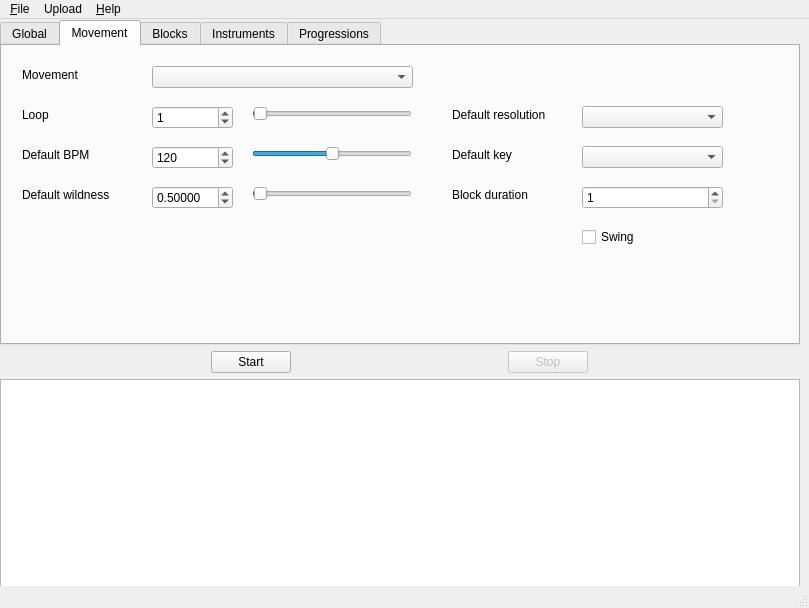
The window that improviser/qtGUI/improviser.ui (bspaans/improviser) describes before a commit, drawn with Qt 5.
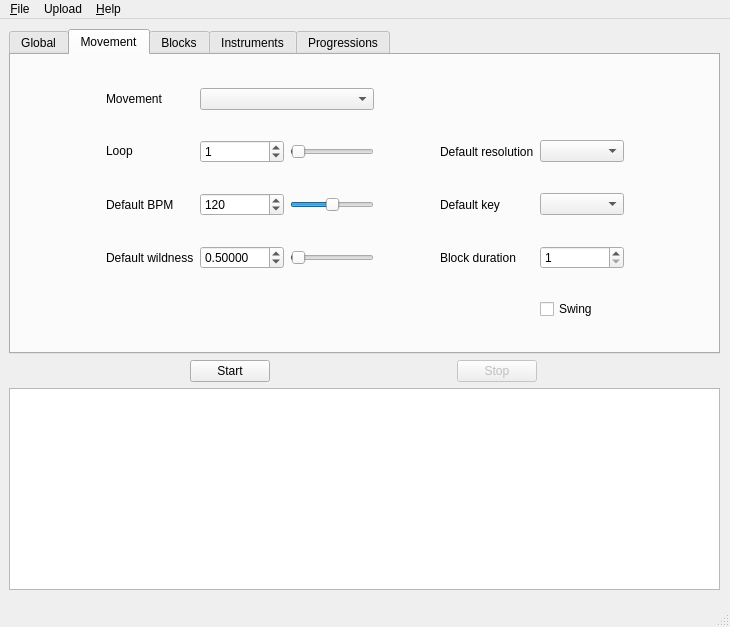
The same window after the commit. The open tabs and pages were chosen to show the change.

Commit message: Added spacers to main window and preferences.

What changed in the file:
```diff
--- a/improviser/qtGUI/improviser.ui
+++ b/improviser/qtGUI/improviser.ui
@@ -5,8 +5,8 @@
    <rect>
     <x>0</x>
     <y>0</y>
-    <width>809</width>
-    <height>608</height>
+    <width>730</width>
+    <height>627</height>
    </rect>
   </property>
   <property name="sizePolicy" >
@@ -40,15 +40,8 @@
    <set>QMainWindow::AllowTabbedDocks|QMainWindow::AnimatedDocks</set>
   </property>
   <widget class="QWidget" name="centralwidget" >
-   <widget class="QWidget" name="verticalLayoutWidget" >
-    <property name="geometry" >
-     <rect>
-      <x>0</x>
-      <y>0</y>
-      <width>801</width>
-      <height>590</height>
-     </rect>
-    </property>
+   <layout class="QVBoxLayout" name="verticalLayout_2" >
+    <item>
     <layout class="QVBoxLayout" name="verticalLayout" >
      <property name="spacing" >
       <number>6</number>
@@ -75,7 +68,7 @@
        </property>
        <property name="minimumSize" >
         <size>
-         <width>0</width>
+          <width>550</width>
          <height>325</height>
         </size>
        </property>
@@ -170,28 +163,9 @@
         <attribute name="title" >
          <string>Movement</string>
         </attribute>
-        <widget class="QComboBox" name="movement" >
-         <property name="geometry" >
-          <rect>
-           <x>150</x>
-           <y>20</y>
-           <width>261</width>
-           <height>22</height>
-          </rect>
-         </property>
-         <property name="statusTip" >
-          <string>The movement dictates the order of the blocks, progressions and instruments</string>
-         </property>
-        </widget>
+         <layout class="QGridLayout" name="gridLayout" >
+          <item row="0" column="1" >
         <widget class="QLabel" name="label_8" >
-         <property name="geometry" >
-          <rect>
-           <x>20</x>
-           <y>20</y>
-           <width>81</width>
-           <height>17</height>
-          </rect>
-         </property>
          <property name="statusTip" >
           <string>The movement dictates the order of the blocks, progressions and instruments</string>
          </property>
@@ -199,14 +173,27 @@
           <string>Movement</string>
          </property>
         </widget>
+          </item>
+          <item row="0" column="2" colspan="2" >
+           <widget class="QComboBox" name="movement" >
+            <property name="sizePolicy" >
+             <sizepolicy vsizetype="Fixed" hsizetype="Preferred" >
+              <horstretch>0</horstretch>
+              <verstretch>0</verstretch>
+             </sizepolicy>
+            </property>
+            <property name="statusTip" >
+             <string>The movement dictates the order of the blocks, progressions and instruments</string>
+            </property>
+           </widget>
+          </item>
+          <item row="1" column="1" >
         <widget class="QLabel" name="label_5" >
-         <property name="geometry" >
-          <rect>
-           <x>20</x>
-           <y>60</y>
-           <width>56</width>
-           <height>17</height>
-          </rect>
+            <property name="sizePolicy" >
+             <sizepolicy vsizetype="Fixed" hsizetype="Fixed" >
+              <horstretch>0</horstretch>
+              <verstretch>0</verstretch>
+             </sizepolicy>
          </property>
          <property name="statusTip" >
           <string>How many times the movement should be looped</string>
@@ -215,14 +202,20 @@
           <string>Loop</string>
          </property>
         </widget>
+          </item>
+          <item row="1" column="2" >
         <widget class="QSpinBox" name="loop" >
-         <property name="geometry" >
-          <rect>
-           <x>150</x>
-           <y>60</y>
-           <width>81</width>
-           <height>23</height>
-          </rect>
+            <property name="sizePolicy" >
+             <sizepolicy vsizetype="Fixed" hsizetype="Fixed" >
+              <horstretch>0</horstretch>
+              <verstretch>0</verstretch>
+             </sizepolicy>
+            </property>
+            <property name="minimumSize" >
+             <size>
+              <width>84</width>
+              <height>0</height>
+             </size>
          </property>
          <property name="statusTip" >
           <string>How many times the movement should be looped</string>
@@ -234,101 +227,81 @@
           <number>1</number>
          </property>
         </widget>
+          </item>
+          <item row="1" column="3" >
+           <widget class="QSlider" name="loopslide" >
+            <property name="sizePolicy" >
+             <sizepolicy vsizetype="Fixed" hsizetype="Fixed" >
+              <horstretch>0</horstretch>
+              <verstretch>0</verstretch>
+             </sizepolicy>
+            </property>
+            <property name="pageStep" >
+             <number>10</number>
+            </property>
+            <property name="value" >
+             <number>1</number>
+            </property>
+            <property name="orientation" >
+             <enum>Qt::Horizontal</enum>
+            </property>
+           </widget>
+          </item>
+          <item row="1" column="5" >
+           <widget class="QLabel" name="label_3" >
+            <property name="sizePolicy" >
+             <sizepolicy vsizetype="Preferred" hsizetype="Fixed" >
+              <horstretch>0</horstretch>
+              <verstretch>0</verstretch>
+             </sizepolicy>
+            </property>
+            <property name="text" >
+             <string>Default resolution</string>
+            </property>
+           </widget>
+          </item>
+          <item row="1" column="6" >
+           <widget class="QComboBox" name="resolution" >
+            <property name="sizePolicy" >
+             <sizepolicy vsizetype="Fixed" hsizetype="Fixed" >
+              <horstretch>0</horstretch>
+              <verstretch>0</verstretch>
+             </sizepolicy>
+            </property>
+            <property name="minimumSize" >
+             <size>
+              <width>84</width>
+              <height>0</height>
+             </size>
+            </property>
+           </widget>
+          </item>
+          <item row="2" column="1" >
         <widget class="QLabel" name="label" >
-         <property name="geometry" >
-          <rect>
-           <x>20</x>
-           <y>100</y>
-           <width>111</width>
-           <height>17</height>
-          </rect>
+            <property name="sizePolicy" >
+             <sizepolicy vsizetype="Preferred" hsizetype="Fixed" >
+              <horstretch>0</horstretch>
+              <verstretch>0</verstretch>
+             </sizepolicy>
          </property>
          <property name="text" >
           <string>Default BPM</string>
          </property>
         </widget>
-        <widget class="QComboBox" name="resolution" >
-         <property name="geometry" >
-          <rect>
-           <x>580</x>
-           <y>60</y>
-           <width>141</width>
-           <height>22</height>
-          </rect>
-         </property>
-        </widget>
-        <widget class="QSpinBox" name="duration" >
-         <property name="geometry" >
-          <rect>
-           <x>580</x>
-           <y>140</y>
-           <width>141</width>
-           <height>23</height>
-          </rect>
-         </property>
-         <property name="statusTip" >
-          <string>How many times a block should be played</string>
-         </property>
-         <property name="minimum" >
-          <number>1</number>
-         </property>
-         <property name="maximum" >
-          <number>1000</number>
-         </property>
-         <property name="value" >
-          <number>1</number>
-         </property>
-        </widget>
-        <widget class="QLabel" name="label_7" >
-         <property name="geometry" >
-          <rect>
-           <x>450</x>
-           <y>140</y>
-           <width>101</width>
-           <height>17</height>
-          </rect>
-         </property>
-         <property name="text" >
-          <string>Block duration</string>
-         </property>
-        </widget>
-        <widget class="QLabel" name="label_2" >
-         <property name="geometry" >
-          <rect>
-           <x>20</x>
-           <y>140</y>
-           <width>111</width>
-           <height>17</height>
-          </rect>
-         </property>
-         <property name="text" >
-          <string>Default wildness</string>
-         </property>
-        </widget>
-        <widget class="QCheckBox" name="swing" >
-         <property name="geometry" >
-          <rect>
-           <x>580</x>
-           <y>180</y>
-           <width>83</width>
-           <height>22</height>
-          </rect>
-         </property>
-         <property name="statusTip" >
-          <string>Swing the notes</string>
-         </property>
-         <property name="text" >
-          <string>Swing</string>
-         </property>
-        </widget>
+          </item>
+          <item row="2" column="2" >
         <widget class="QSpinBox" name="bpm" >
-         <property name="geometry" >
-          <rect>
-           <x>150</x>
-           <y>100</y>
-           <width>81</width>
-           <height>23</height>
-          </rect>
+            <property name="sizePolicy" >
+             <sizepolicy vsizetype="Fixed" hsizetype="Fixed" >
+              <horstretch>0</horstretch>
+              <verstretch>0</verstretch>
+             </sizepolicy>
+            </property>
+            <property name="minimumSize" >
+             <size>
+              <width>84</width>
+              <height>0</height>
+             </size>
          </property>
          <property name="minimum" >
           <number>1</number>
@@ -340,14 +313,81 @@
           <number>120</number>
          </property>
         </widget>
+          </item>
+          <item row="2" column="3" >
+           <widget class="QSlider" name="bpmslide" >
+            <property name="sizePolicy" >
+             <sizepolicy vsizetype="Fixed" hsizetype="Fixed" >
+              <horstretch>0</horstretch>
+              <verstretch>0</verstretch>
+             </sizepolicy>
+            </property>
+            <property name="pageStep" >
+             <number>10</number>
+            </property>
+            <property name="value" >
+             <number>50</number>
+            </property>
+            <property name="orientation" >
+             <enum>Qt::Horizontal</enum>
+            </property>
+           </widget>
+          </item>
+          <item row="2" column="5" >
+           <widget class="QLabel" name="label_6" >
+            <property name="sizePolicy" >
+             <sizepolicy vsizetype="Preferred" hsizetype="Fixed" >
+              <horstretch>0</horstretch>
+              <verstretch>0</verstretch>
+             </sizepolicy>
+            </property>
+            <property name="text" >
+             <string>Default key</string>
+            </property>
+           </widget>
+          </item>
+          <item row="2" column="6" >
+           <widget class="QComboBox" name="key" >
+            <property name="sizePolicy" >
+             <sizepolicy vsizetype="Fixed" hsizetype="Fixed" >
+              <horstretch>0</horstretch>
+              <verstretch>0</verstretch>
+             </sizepolicy>
+            </property>
+            <property name="minimumSize" >
+             <size>
+              <width>84</width>
+              <height>0</height>
+             </size>
+            </property>
+           </widget>
+          </item>
+          <item row="3" column="1" >
+           <widget class="QLabel" name="label_2" >
+            <property name="sizePolicy" >
+             <sizepolicy vsizetype="Preferred" hsizetype="Fixed" >
+              <horstretch>0</horstretch>
+              <verstretch>0</verstretch>
+             </sizepolicy>
+            </property>
+            <property name="text" >
+             <string>Default wildness</string>
+            </property>
+           </widget>
+          </item>
+          <item row="3" column="2" >
         <widget class="QDoubleSpinBox" name="wildness" >
-         <property name="geometry" >
-          <rect>
-           <x>150</x>
-           <y>140</y>
-           <width>81</width>
-           <height>23</height>
-          </rect>
+            <property name="sizePolicy" >
+             <sizepolicy vsizetype="Fixed" hsizetype="Fixed" >
+              <horstretch>0</horstretch>
+              <verstretch>0</verstretch>
+             </sizepolicy>
+            </property>
+            <property name="minimumSize" >
+             <size>
+              <width>84</width>
+              <height>0</height>
+             </size>
          </property>
          <property name="decimals" >
           <number>5</number>
@@ -362,69 +402,14 @@
           <double>0.500000000000000</double>
          </property>
         </widget>
-        <widget class="QComboBox" name="key" >
-         <property name="geometry" >
-          <rect>
-           <x>580</x>
-           <y>100</y>
-           <width>141</width>
-           <height>22</height>
-          </rect>
-         </property>
-        </widget>
-        <widget class="QLabel" name="label_6" >
-         <property name="geometry" >
-          <rect>
-           <x>450</x>
-           <y>100</y>
-           <width>101</width>
-           <height>17</height>
-          </rect>
-         </property>
-         <property name="text" >
-          <string>Default key</string>
-         </property>
-        </widget>
-        <widget class="QLabel" name="label_3" >
-         <property name="geometry" >
-          <rect>
-           <x>450</x>
-           <y>60</y>
-           <width>111</width>
-           <height>17</height>
-          </rect>
-         </property>
-         <property name="text" >
-          <string>Default resolution</string>
-         </property>
-        </widget>
-        <widget class="QSlider" name="bpmslide" >
-         <property name="geometry" >
-          <rect>
-           <x>250</x>
-           <y>100</y>
-           <width>160</width>
-           <height>16</height>
-          </rect>
-         </property>
-         <property name="pageStep" >
-          <number>10</number>
-         </property>
-         <property name="value" >
-          <number>50</number>
-         </property>
-         <property name="orientation" >
-          <enum>Qt::Horizontal</enum>
-         </property>
-        </widget>
+          </item>
+          <item row="3" column="3" >
         <widget class="QSlider" name="wildslide" >
-         <property name="geometry" >
-          <rect>
-           <x>250</x>
-           <y>140</y>
-           <width>160</width>
-           <height>16</height>
-          </rect>
+            <property name="sizePolicy" >
+             <sizepolicy vsizetype="Fixed" hsizetype="Fixed" >
+              <horstretch>0</horstretch>
+              <verstretch>0</verstretch>
+             </sizepolicy>
          </property>
          <property name="value" >
           <number>1</number>
@@ -433,25 +418,113 @@
           <enum>Qt::Horizontal</enum>
          </property>
         </widget>
-        <widget class="QSlider" name="loopslide" >
-         <property name="geometry" >
-          <rect>
-           <x>250</x>
-           <y>60</y>
-           <width>160</width>
-           <height>16</height>
-          </rect>
-         </property>
-         <property name="pageStep" >
-          <number>10</number>
-         </property>
+          </item>
+          <item row="3" column="4" >
+           <spacer name="horizontalSpacer_3" >
+            <property name="orientation" >
+             <enum>Qt::Horizontal</enum>
+            </property>
+            <property name="sizeType" >
+             <enum>QSizePolicy::Fixed</enum>
+            </property>
+            <property name="sizeHint" stdset="0" >
+             <size>
+              <width>60</width>
+              <height>20</height>
+             </size>
+            </property>
+           </spacer>
+          </item>
+          <item row="3" column="5" >
+           <widget class="QLabel" name="label_7" >
+            <property name="sizePolicy" >
+             <sizepolicy vsizetype="Preferred" hsizetype="Fixed" >
+              <horstretch>0</horstretch>
+              <verstretch>0</verstretch>
+             </sizepolicy>
+            </property>
+            <property name="text" >
+             <string>Block duration</string>
+            </property>
+           </widget>
+          </item>
+          <item row="3" column="6" >
+           <widget class="QSpinBox" name="duration" >
+            <property name="sizePolicy" >
+             <sizepolicy vsizetype="Fixed" hsizetype="Fixed" >
+              <horstretch>0</horstretch>
+              <verstretch>0</verstretch>
+             </sizepolicy>
+            </property>
+            <property name="minimumSize" >
+             <size>
+              <width>84</width>
+              <height>0</height>
+             </size>
+            </property>
+            <property name="statusTip" >
+             <string>How many times a block should be played</string>
+            </property>
+            <property name="minimum" >
+             <number>1</number>
+            </property>
+            <property name="maximum" >
+             <number>1000</number>
+            </property>
          <property name="value" >
           <number>1</number>
          </property>
+           </widget>
+          </item>
+          <item row="4" column="6" >
+           <widget class="QCheckBox" name="swing" >
+            <property name="sizePolicy" >
+             <sizepolicy vsizetype="Fixed" hsizetype="Fixed" >
+              <horstretch>0</horstretch>
+              <verstretch>0</verstretch>
+             </sizepolicy>
+            </property>
+            <property name="statusTip" >
+             <string>Swing the notes</string>
+            </property>
+            <property name="text" >
+             <string>Swing</string>
+            </property>
+           </widget>
+          </item>
+          <item row="1" column="0" >
+           <spacer name="horizontalSpacer" >
          <property name="orientation" >
           <enum>Qt::Horizontal</enum>
          </property>
-        </widget>
+            <property name="sizeType" >
+             <enum>QSizePolicy::Expanding</enum>
+            </property>
+            <property name="sizeHint" stdset="0" >
+             <size>
+              <width>60</width>
+              <height>5</height>
+             </size>
+            </property>
+           </spacer>
+          </item>
+          <item row="1" column="7" >
+           <spacer name="horizontalSpacer_2" >
+            <property name="orientation" >
+             <enum>Qt::Horizontal</enum>
+            </property>
+            <property name="sizeType" >
+             <enum>QSizePolicy::Expanding</enum>
+            </property>
+            <property name="sizeHint" stdset="0" >
+             <size>
+              <width>60</width>
+              <height>20</height>
+             </size>
+            </property>
+           </spacer>
+          </item>
+         </layout>
        </widget>
        <widget class="QWidget" name="tab_3" >
         <attribute name="title" >
@@ -853,17 +926,15 @@
       </widget>
      </item>
     </layout>
-   </widget>
-   <zorder>verticalLayoutWidget</zorder>
-   <zorder>groupBox</zorder>
-   <zorder>groupBox</zorder>
+    </item>
+   </layout>
   </widget>
   <widget class="QMenuBar" name="menubar" >
    <property name="geometry" >
     <rect>
      <x>0</x>
      <y>0</y>
-     <width>809</width>
+     <width>730</width>
      <height>22</height>
     </rect>
    </property>
```
Left out of the diff: 453 changed lines with no effect on the pictures. Lines whose indentation alone changed are shown as unchanged. The commit also changes 5 other files.
